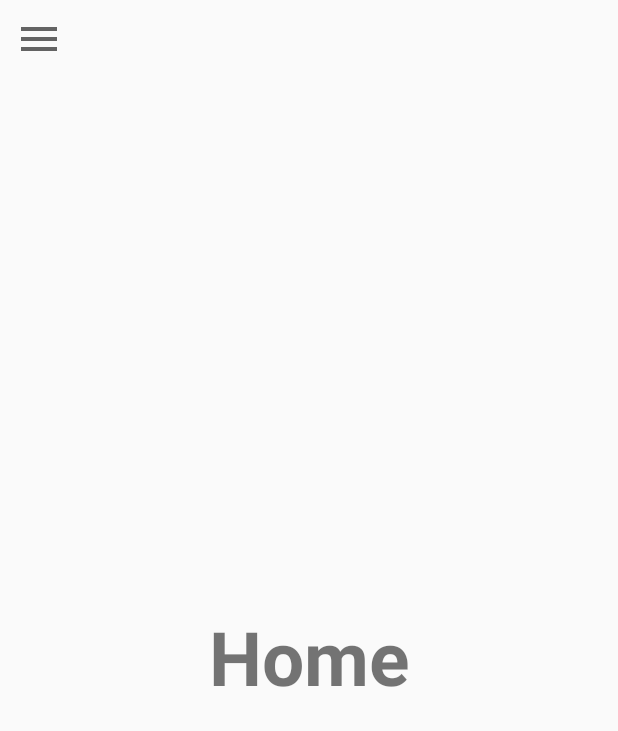
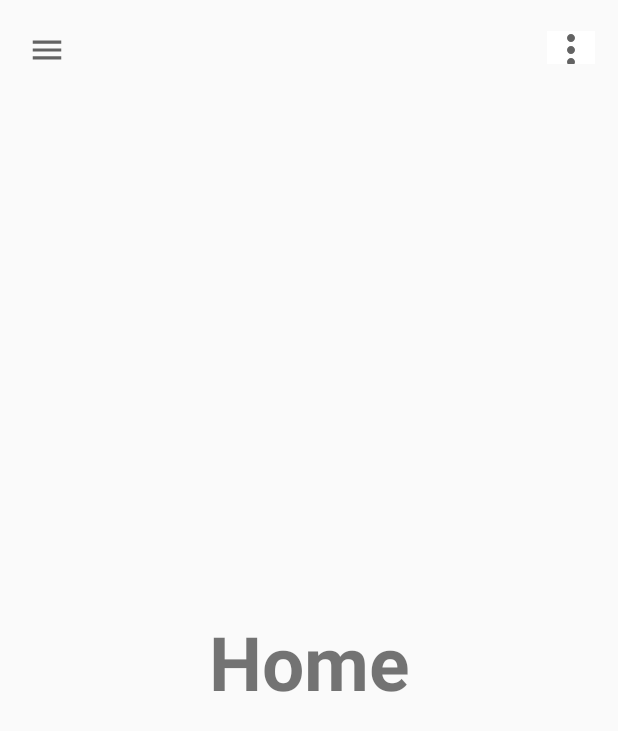
Before and after one commit to ShijieZ123/COMP90018Asm2_02, an Android app: the layout activity_content.xml on its own in the app's theme, with its tools: preview values and no code run, on a phone screen of 412 x 824 dp. Shown: the top 731 px of the screen. Run offline under Robolectric (Android 15) with nearby library versions, the light colour scheme and no system bars; Roboto replaces fonts that are not available here.

Commit message:
navigation layout version 2

```diff
--- a/app/src/main/AndroidManifest.xml
+++ b/app/src/main/AndroidManifest.xml
@@ -36,7 +36,7 @@
         </activity>
         <activity
             android:name=".View.UploadActivity"
-            android:label="添加用户"
+            android:label="Add users"
             android:parentActivityName="com.derek.googlemap.View.MainActivity" />
         <activity
             android:name=".View.DetailsActivity"
--- a/app/src/main/java/com/derek/googlemap/View/MainActivity.java
+++ b/app/src/main/java/com/derek/googlemap/View/MainActivity.java
@@ -81,7 +81,7 @@ public class MainActivity extends AppCompatActivity implements OnMapReadyCallbac
     private ValueEventListener mDBListener;
     private GoogleMap mMap;
 
-    FirebaseAuth fAuth;
+    static FirebaseAuth fAuth;
     FirebaseFirestore fStore;
     FirebaseUser user;
     StorageReference storageReference;
@@ -471,7 +471,7 @@ public class MainActivity extends AppCompatActivity implements OnMapReadyCallbac
         logout(this);
     }
 
-    public void logout(Activity activity) {
+    public static void logout(Activity activity) {
         //Initialize alert dialog
         AlertDialog.Builder builder = new AlertDialog.Builder(activity);
         //Set title
--- a/app/src/main/res/layout/main_toolbar.xml
+++ b/app/src/main/res/layout/main_toolbar.xml
@@ -2,15 +2,16 @@
 <LinearLayout
     xmlns:android="http://schemas.android.com/apk/res/android"
     android:layout_width="match_parent"
-    android:layout_height="wrap_content"
+    android:layout_height="58dp"
     android:orientation="horizontal"
-    android:padding="10dp"
+    android:padding="15dp"
     android:layout_gravity="center_horizontal">
 
     <ImageView
         android:layout_width="wrap_content"
-        android:layout_height="wrap_content"
+        android:layout_height="25dp"
         android:onClick="ClickMenu"
+        android:layout_marginTop="5dp"
         android:src="@drawable/ic_menu"/>
 
     <TextView
@@ -18,10 +19,12 @@
         android:layout_height="wrap_content"
         android:layout_weight="1"/>
 
-<!--    <ImageView-->
-<!--        android:layout_width="wrap_content"-->
-<!--        android:layout_height="wrap_content"-->
-<!--        android:src="@drawable/ic_more" />-->
+    <ImageButton
+        android:layout_width="wrap_content"
+        android:layout_height="25dp"
+        android:src="@drawable/ic_more"
+        android:layout_marginTop="5dp"
+        android:background="@color/white"/>
 
 
 </LinearLayout>
```
Also changed, not shown: app/src/main/java/com/derek/googlemap/Navigation/NavigationActivity.java (+27 -27 lines), app/src/main/java/com/derek/googlemap/Utility/AccelerometerFragment.java (+9 -1 lines), 1 other file.
